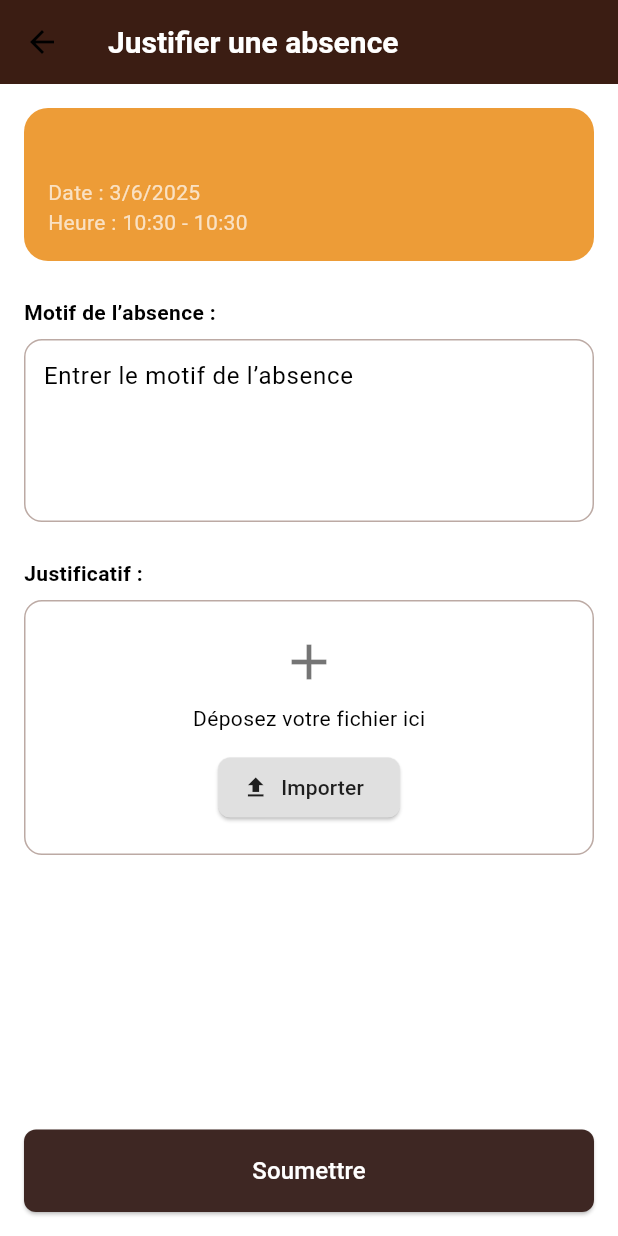
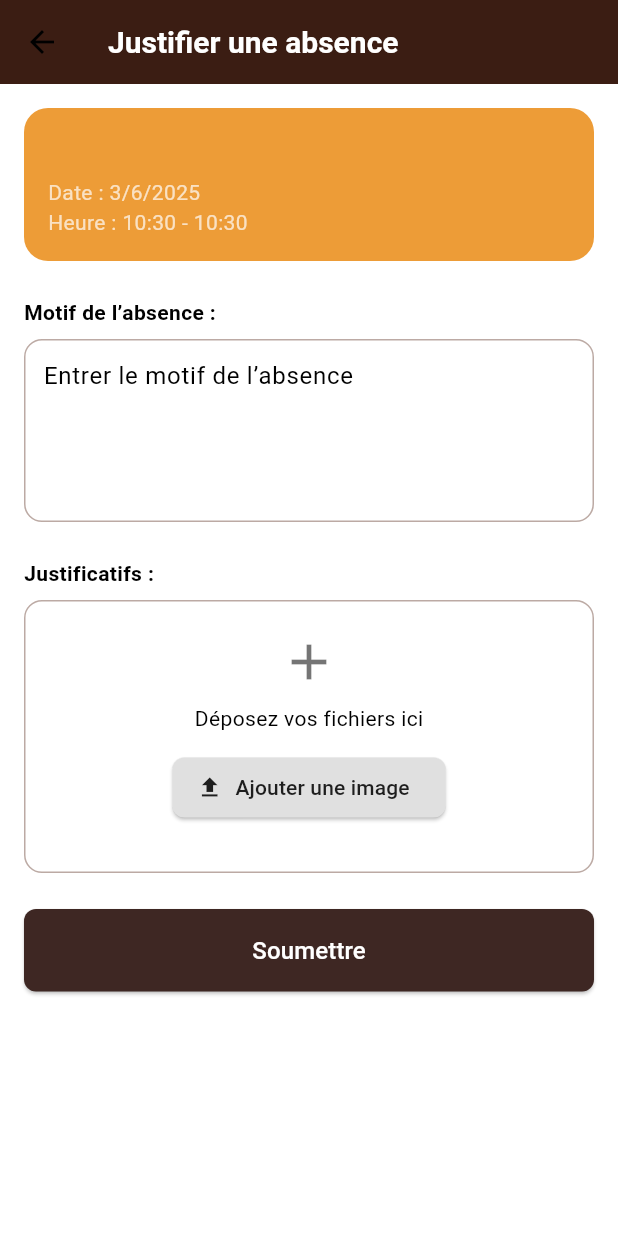
Before and after one commit to YayaSOW/hackathon_flutter_groupe_5, a Flutter app: the JustificationView screen opened directly with empty values, on a phone screen of 412 x 824 dp. Run offline on Flutter 3.47's test engine with Material 3 defaults, Android fonts, the phone set to English and light mode, and no system bars; our stand-ins replace get, image_picker, qr_flutter, table_calendar; missing offline and left inert: cloudinary_public, mobile_scanner; network calls fail.

Commit message:
selection de plusieurs justificatifs et envoi sur le cloud avec cloudnary

```diff
--- a/ges_absence/lib/app/modules/etudiant/views/justification_view.dart
+++ b/ges_absence/lib/app/modules/etudiant/views/justification_view.dart
@@ -21,7 +21,7 @@ class JustificationView extends StatelessWidget {
         backgroundColor: AppColors.primaryColor,
         titleTextStyle: const TextStyle(color: Colors.white, fontSize: 20, fontWeight: FontWeight.bold),
       ),
-      body: Padding(
+      body: SingleChildScrollView( // Wrap the body in SingleChildScrollView to allow scrolling
         padding: const EdgeInsets.all(16.0),
         child: Column(
           crossAxisAlignment: CrossAxisAlignment.start,
@@ -86,7 +86,7 @@ class JustificationView extends StatelessWidget {
 
             // === JUSTIFICATIF ===
             const Text(
-              "Justificatif :",
+              "Justificatifs :",
               style: TextStyle(fontWeight: FontWeight.w600),
             ),
             const SizedBox(height: 8),
@@ -101,32 +101,56 @@ class JustificationView extends StatelessWidget {
                 children: [
                   const Icon(Icons.add, size: 40, color: Colors.black54),
                   const SizedBox(height: 8),
-                  const Text("Déposez votre fichier ici", style: TextStyle(fontSize: 14)),
+                  const Text("Déposez vos fichiers ici", style: TextStyle(fontSize: 14)),
                   const SizedBox(height: 12),
-                  Obx(() => ElevatedButton.icon(
+                  ElevatedButton.icon(
                     onPressed: () async {
                       final pickedFile = await ImagePicker().pickImage(source: ImageSource.gallery);
                       if (pickedFile != null) {
-                            controller.setFile(File(pickedFile.path));
+                        controller.addFile(File(pickedFile.path));
                       }
                     },
                     icon: const Icon(Icons.upload),
-                        label: Text(
-                          controller.selectedFile.value != null
-                              ? controller.selectedFile.value!.path.split('/').last
-                              : "Importer",
-                        ),
+                    label: const Text("Ajouter une image"),
                     style: ElevatedButton.styleFrom(
                       backgroundColor: Colors.grey.shade300,
                       foregroundColor: Colors.black87,
                       shape: RoundedRectangleBorder(borderRadius: BorderRadius.circular(8)),
                     ),
+                  ),
+                  const SizedBox(height: 12),
+                  Obx(() => Wrap(
+                        spacing: 8.0,
+                        runSpacing: 8.0,
+                        children: controller.selectedFiles.map((file) => Stack(
+                          children: [
+                            Container(
+                              width: 100,
+                              height: 100,
+                              decoration: BoxDecoration(
+                                borderRadius: BorderRadius.circular(8),
+                                image: DecorationImage(
+                                  image: FileImage(file),
+                                  fit: BoxFit.cover,
+                                ),
+                              ),
+                            ),
+                            Positioned(
+                              top: 0,
+                              right: 0,
+                              child: IconButton(
+                                icon: const Icon(Icons.remove_circle, color: Colors.red),
+                                onPressed: () => controller.removeFile(file),
+                              ),
+                            ),
+                          ],
+                        )).toList(),
                       )),
                 ],
               ),
             ),
 
-            const Spacer(),
+            const SizedBox(height: 24), // Add spacing before the button
 
             // === SOUMETTRE ===
             SizedBox(
--- a/ges_absence/lib/env.dart
+++ b/ges_absence/lib/env.dart
@@ -12,7 +12,7 @@ class Env {
       final isEmulator = !Platform.environment.containsKey('ANDROID_STORAGE');
       return isEmulator
           ? 'http://10.0.2.2:3000'       // Android Emulator
-          : 'http://192.168.43.54:3000'; // Android Physique
+          : 'http://192.168.1.4:3000'; // Android Physique
     } else if (Platform.isIOS) {
       // iOS Simulator ou physique — souvent localhost marche
       return 'http://localhost:3000';
@@ -22,3 +22,4 @@ class Env {
     }
   }
 }
+//Hackaton2025&Groupe5   mot de pass AWS
--- a/ges_absence/pubspec.yaml
+++ b/ges_absence/pubspec.yaml
@@ -22,6 +22,7 @@ dependencies:
   qr_flutter: ^4.0.0
   table_calendar: ^3.0.9
   mobile_scanner: ^3.5.4
+  cloudinary_public: ^0.21.0
 
 
 
```
Also changed, not shown: db.json (+68 -4 lines), ges_absence/lib/app/data/services/api_service.dart (+2 -10 lines), ges_absence/lib/app/modules/etudiant/controllers/justification_controller.dart (+31 -7 lines), ges_absence/pubspec.lock. Lines whose indentation alone changed are shown as unchanged.
